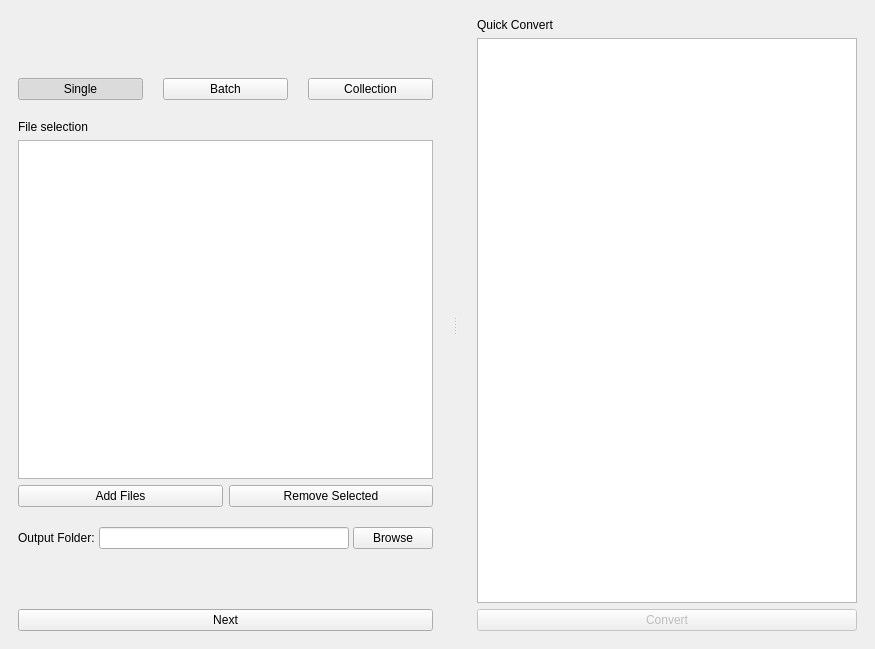
Old version of the form gui/ui/screens/main_window.ui in the repository mackenziet7/ao3-epub-to-odt.
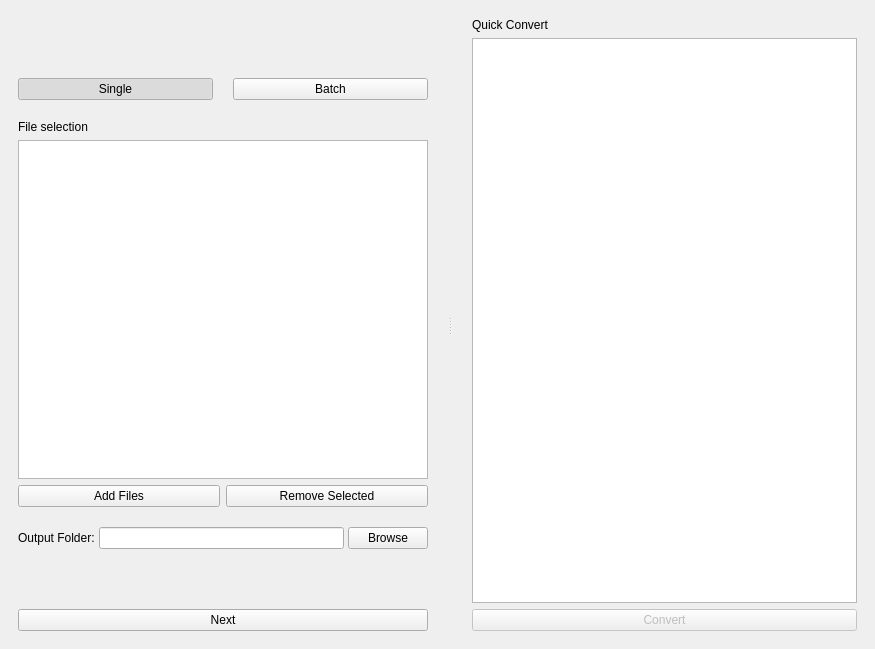
New version of the form. The open tabs and pages were chosen to show the change. Icons and pictures are not drawn.

Commit message: removes collection button for now -> will be a future update

```diff
--- a/gui/ui/screens/main_window.ui
+++ b/gui/ui/screens/main_window.ui
@@ -159,16 +159,6 @@
                 </property>
                </widget>
               </item>
-              <item>
-               <widget class="QPushButton" name="modeCollectionButton">
-                <property name="text">
-                 <string>Collection</string>
-                </property>
-                <property name="checkable">
-                 <bool>true</bool>
-                </property>
-               </widget>
-              </item>
              </layout>
             </item>
             <item>
```
Left out of the diff: 2 changed lines with no effect on the pictures. The commit also changes 3 other files.
